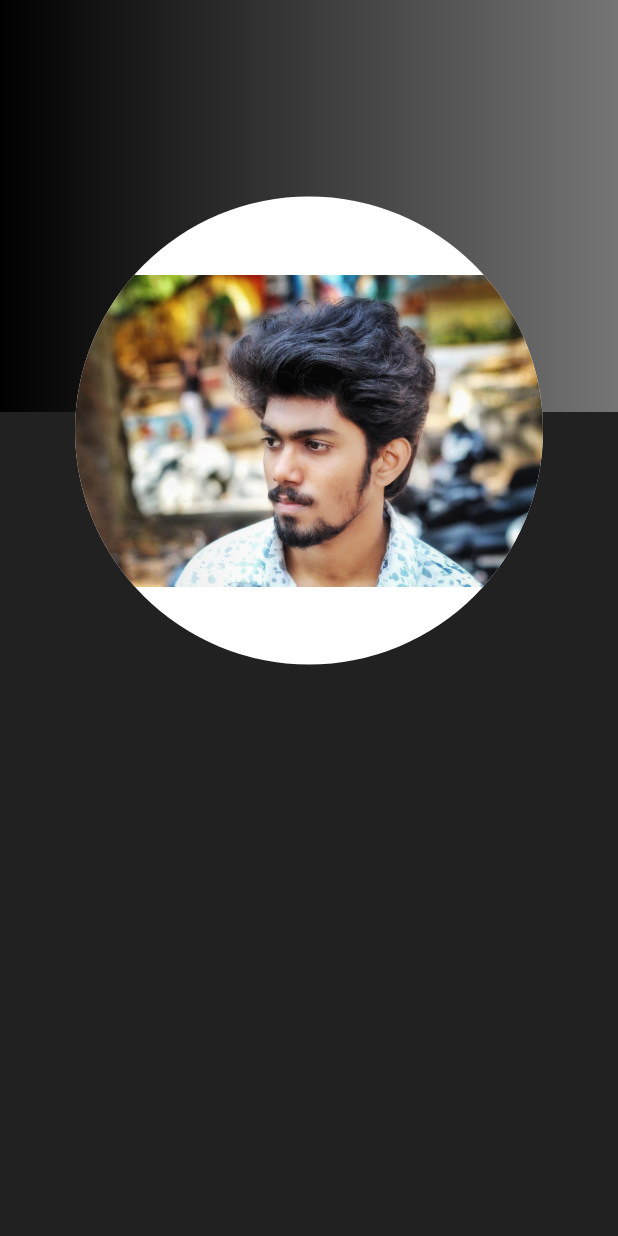
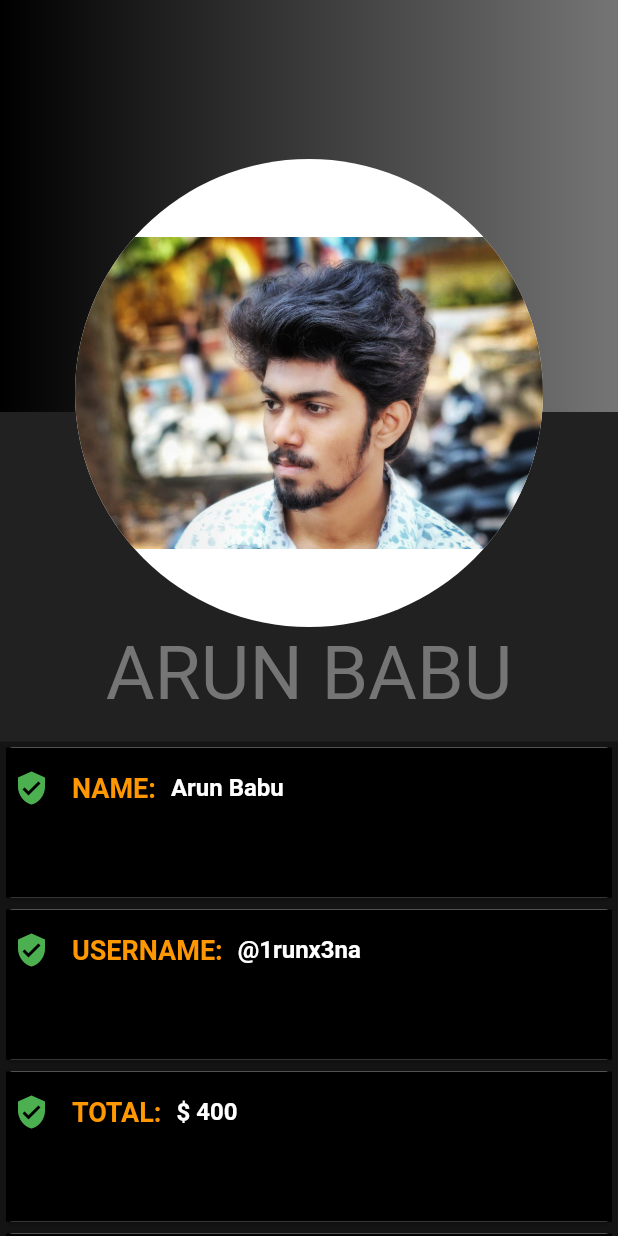
Before and after one commit to tionx3na/wallet-z, a Flutter app: the Profile screen opened directly, on a phone screen of 412 x 824 dp. Run offline on Flutter 3.47's test engine with Material 2 defaults, Android fonts, the light colour scheme and no system bars.

Commit message:
UI-PART-2-profile-page-2

```diff
--- a/lib/profile.dart
+++ b/lib/profile.dart
@@ -1,5 +1,6 @@
 import 'package:flutter/material.dart';
 import 'main.dart';
+import 'currencies.dart';
 
 class Profile extends StatelessWidget {
   @override
@@ -23,11 +24,12 @@ class Profile extends StatelessWidget {
                 ),
                 ),
             ),
+
           Positioned(
               left: 0,
               right: 0,
               top: 0,
-              bottom: 250,
+              bottom: 300,
               child: Container(
 
                 margin: EdgeInsets.all(50.0),
@@ -36,12 +38,99 @@ class Profile extends StatelessWidget {
                     shape: BoxShape.circle,
                     image: new DecorationImage(image: AssetImage('assets/images/propic.jpeg'), fit: BoxFit.contain),
                     ),
+              )
+           ),
 
+          Positioned(
+            bottom: 0,
+            child: Container(
+              height: MediaQuery.of(context).size.height/1.1,
+              width: MediaQuery.of(context).size.width,
+              child: Center(
+               child: Text("ARUN BABU", style: TextStyle(color: Colors.grey.shade600, fontSize: 50,),),
               )
-           )
-            ],
+            ),
+          ),
+
+         DraggableScrollableSheet(
+        initialChildSize: 0.4,
+        minChildSize: 0.4,
+        maxChildSize: 0.6,
+        builder: (BuildContext context, myscrollController) {
+          return Container(
+             color: Colors.black38,
+             child: Container(
+               height: MediaQuery.of(context).size.height,
+                width: MediaQuery.of(context).size.width,
+                child: ListView(
+                  controller: myscrollController,
+                  children: <Widget>[
+                    userPortfolio(Icons.verified_user, "NAME:", "Arun Babu",),
+                    userPortfolio(Icons.verified_user, "USERNAME:", "@1runx3na",),
+                    userPortfolio(Icons.verified_user, "TOTAL:", r"$ 400",),
+                    userPortfolio(Icons.verified_user, "SIGN IN:", r"30/04/2021",),
+
+                  ],
+                )
+             ),
+          );
+        },
+         )
+
+         ],
+          ),
         ),
-      ),
     );
   }
 }
+
+userPortfolio(IconData icon, String divname, String div) =>
+        Card(
+          elevation: 1.0,
+          child: InkWell(
+            onTap: () => print("tapped"),
+            child: Container(
+              height: 100.0,
+              padding: EdgeInsets.only(top: 15.0, bottom: 15.0, right: 15.0),
+              decoration: BoxDecoration(
+                  color: Colors.black,
+                 ),
+              child: Column(
+                      crossAxisAlignment: CrossAxisAlignment.start,
+                      children: <Widget>[
+                        Row(
+                          children: <Widget>[
+                            Padding(
+                              padding: EdgeInsets.only(left: 5.0, right: 10.0),
+                              child: Icon(icon, color: Colors.green),
+                            ),
+
+                            Padding(
+                             padding: EdgeInsets.only(left: 5.0, right: 5.0),
+                             child: Text(
+                                divname,
+                                style: TextStyle(
+                                    fontSize: 18.0, fontWeight: FontWeight.bold, color: Colors.orange),
+                              ),
+                            ),
+
+                            Padding(
+                              padding: EdgeInsets.only(left: 5.0, right: 5.0),
+                              child: Text(div,
+
+                                  style: TextStyle(
+                                      fontSize: 16.0,
+                                      fontWeight: FontWeight.bold,
+                                      color: Colors.white))
+                            )
+                          ],
+                        ),
+
+                        Divider(height: 10.0,)
+
+                      ],
+
+                    ),
+            ),
+          ),
+        );
```
